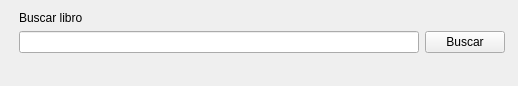
Old version of the form Frontend/FormBusquedaLibro/formbusquedalibro.ui in the repository Diegoso2003/BibliotecaMagicaEDDPro1.
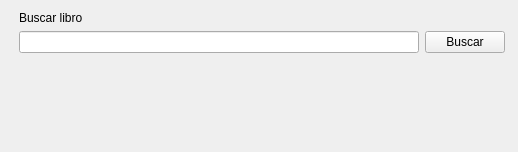
New version of the form.

Patch:
```diff
--- a/Frontend/FormBusquedaLibro/formbusquedalibro.ui
+++ b/Frontend/FormBusquedaLibro/formbusquedalibro.ui
@@ -7,7 +7,7 @@
     <x>0</x>
     <y>0</y>
     <width>518</width>
-    <height>86</height>
+    <height>152</height>
    </rect>
   </property>
   <property name="sizePolicy">
@@ -68,7 +68,7 @@
      </property>
     </widget>
    </item>
-   <item row="3" column="0">
+   <item row="6" column="0">
     <spacer name="verticalSpacer_2">
      <property name="orientation">
       <enum>Qt::Orientation::Vertical</enum>
@@ -81,6 +81,27 @@
      </property>
     </spacer>
    </item>
+   <item row="3" column="0">
+    <widget class="QLabel" name="etiqueta1">
+     <property name="text">
+      <string/>
+     </property>
+    </widget>
+   </item>
+   <item row="4" column="0">
+    <widget class="QLabel" name="etiqueta2">
+     <property name="text">
+      <string/>
+     </property>
+    </widget>
+   </item>
+   <item row="5" column="0">
+    <widget class="QLabel" name="etiqueta3">
+     <property name="text">
+      <string/>
+     </property>
+    </widget>
+   </item>
   </layout>
  </widget>
  <resources/>
```
